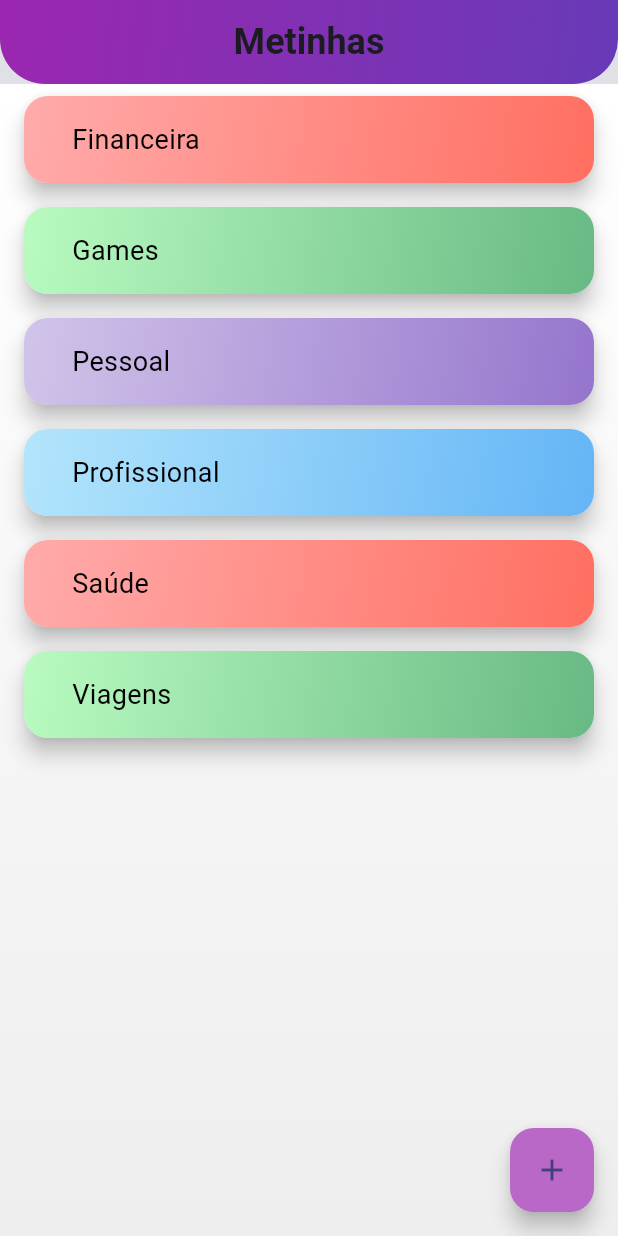
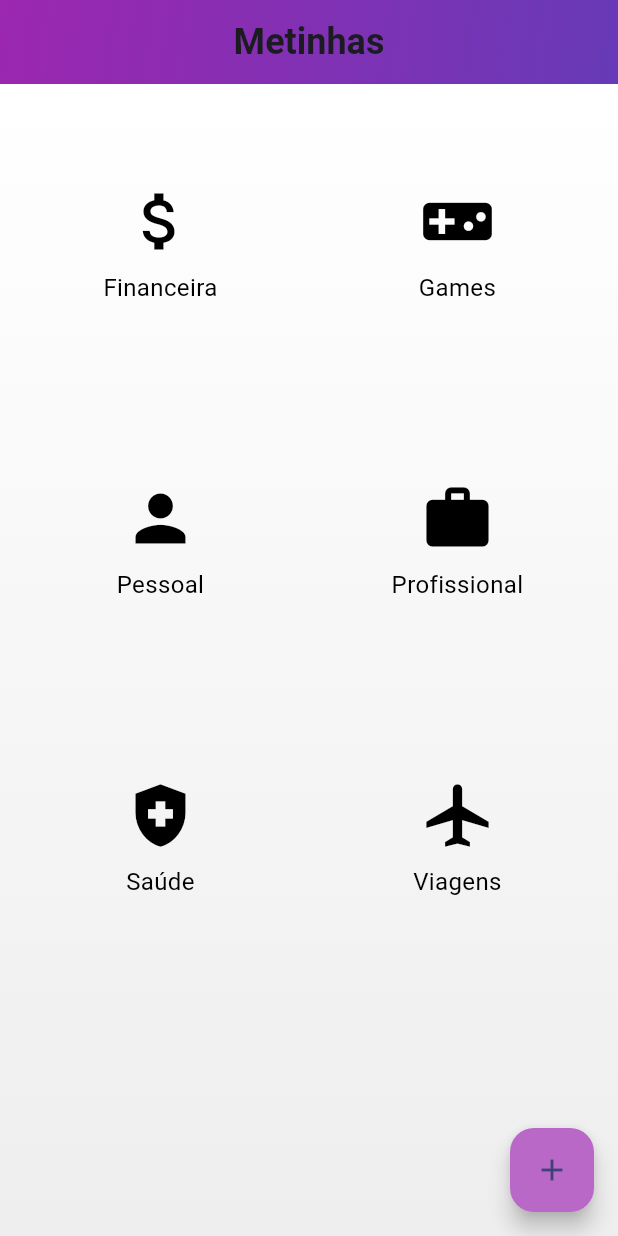
Before and after one commit to GuilhermeAmaroDev/metinhas, a Flutter app: the screen it shows after launch, on a phone screen of 412 x 824 dp. Run offline on Flutter 3.47's test engine with Material 3 defaults, Android fonts, the light colour scheme and no system bars; our stand-ins replace flutter_modular, mobx, sqflite, sqflite_common_ffi; accounts and stored records are empty; generated files the repository leaves out were written again; Roboto replaces fonts that are missing (Poppins).

Commit message:
Ajustes de tela e criação dos icones

```diff
--- a/lib/app/categoria/categoria_model.dart
+++ b/lib/app/categoria/categoria_model.dart
@@ -15,7 +15,7 @@ class Categoria {
     return Categoria(
       id: dto.id,
       nome: dto.nome,
-      icon: null,
+      icon: dto.icon,
       metas: dto.metas.map((metaDto) => Meta.fromDto(metaDto)).toList(),
     );
   }
@@ -24,7 +24,7 @@ class Categoria {
     return CategoriaDto(
       id: id ?? 0,
       nome: nome,
-      icon: icon?.codePoint,
+      icon: icon,
       metas: metas.map((meta) => meta.toDto()).toList(),
     );
   }
--- a/lib/app/categoria/controller/categoria_controller.dart
+++ b/lib/app/categoria/controller/categoria_controller.dart
@@ -13,24 +13,19 @@ class CategoriaController {
     await initializeCategorias();
   }
 
-  void addCategoria(String nome) {
-    final novaCategoria = Categoria(id: 0, nome: nome);
+  void addCategoria(String nome, IconData icon) {
+    final novaCategoria = Categoria(id: 0, nome: nome, icon: icon);
     service.addCategoria(novaCategoria.toDto());
+    categoriasNotifier.add(novaCategoria);
   }
-
-  // void updateCategoria(int index, Categoria categoria) {
-  //   viewModel.notifier.update(index, categoria);
-  // }
-  //
-  // void removeCategoria(int index) {
-  //   service.deletarCategoria();
-  // }
 
   final Map<String, IconData> iconMap = {
     'Pessoal': Icons.person,
     'Financeira': Icons.attach_money,
     'Profissional': Icons.work,
     'Saúde': Icons.health_and_safety,
+    'Games': Icons.videogame_asset,
+    'Viagens': Icons.airplanemode_active,
   };
 
 
--- a/lib/app/categoria/dto/categoria_dto.dart
+++ b/lib/app/categoria/dto/categoria_dto.dart
@@ -1,10 +1,10 @@
-import 'package:flutter/material.dart';
+import 'package:flutter/cupertino.dart';
 import 'package:metinhas/app/metas/dto/metas_dto.dart';
 
 class CategoriaDto {
   final int id;
   final String nome;
-  final int? icon;
+  final IconData? icon;
   final List<MetasDto> metas;
 
   CategoriaDto({
@@ -18,16 +18,16 @@ class CategoriaDto {
     return {
       'id': id,
       'nome': nome,
-      'icon': icon,
+      'icon': icon?.codePoint,
       'metas': metas.map((meta) => meta.toMap()).toList(),
     };
   }
 
   factory CategoriaDto.fromMap(Map<String, dynamic> map) {
     return CategoriaDto(
-      id: map['id'],
-      nome: map['nome'],
-      icon: map['icon'],
+      id: map['id'] as int,
+      nome: map['nome'] as String,
+      icon: map['icon'] != null ? IconData(map['icon'], fontFamily: 'MaterialIcons') : null,
       metas: map['metas'] != null ? (map['metas'] as List).map((metaMap) => MetasDto.fromMap(metaMap)).toList() : [],
     );
   }
--- a/lib/app/categoria/repositories/categoria_repository.dart
+++ b/lib/app/categoria/repositories/categoria_repository.dart
@@ -1,7 +1,7 @@
+import 'package:flutter/material.dart';
 import 'package:metinhas/app/database/base_repository.dart';
 import 'package:sqflite/sqflite.dart';
 import '../dto/categoria_dto.dart';
-
 
 class CategoriaRepository extends BaseRepository<CategoriaDto> {
   CategoriaRepository() : super();
@@ -19,7 +19,7 @@ class CategoriaRepository extends BaseRepository<CategoriaDto> {
       )
     ''');
 
-    batch.execute("INSERT INTO categorias(nome) VALUES ('Profissional'), ('Pessoal'), ('Financeira'), ('Viagens'), ('Saúde'), ('Games')");
+    batch.execute("INSERT INTO categorias(nome, icon) VALUES ('Profissional', ${Icons.work.codePoint}), ('Pessoal', ${Icons.person.codePoint}), ('Financeira', ${Icons.attach_money.codePoint}), ('Viagens', ${Icons.airplanemode_active.codePoint}), ('Saúde', ${Icons.health_and_safety.codePoint}), ('Games', ${Icons.videogame_asset.codePoint})");
   }
 
   @override
@@ -51,7 +51,6 @@ class CategoriaRepository extends BaseRepository<CategoriaDto> {
     );
   }
 
-
   @override
   Future<int> delete(int id) async {
     final dbClient = await database;
@@ -71,5 +70,4 @@ class CategoriaRepository extends BaseRepository<CategoriaDto> {
   Map<String, dynamic> toMap(CategoriaDto dto) {
     return dto.toMap();
   }
-
 }
--- a/lib/app/categoria/tela_principal.dart
+++ b/lib/app/categoria/tela_principal.dart
@@ -37,9 +37,9 @@ class _TelaPrincipalState extends State<TelaPrincipal> {
               begin: Alignment.topLeft,
               end: Alignment.bottomRight,
             ),
-            borderRadius: BorderRadius.vertical(
-              bottom: Radius.circular(30),
-            ),
+            // borderRadius: BorderRadius.vertical(
+            //   bottom: Radius.circular(30),
+            // ),
           ),
         ),
       ),
@@ -63,63 +63,40 @@ class _TelaPrincipalState extends State<TelaPrincipal> {
               );
             }
 
-            return ListView.builder(
+            return GridView.builder(
+              padding: const EdgeInsets.all(16),
+              gridDelegate: const SliverGridDelegateWithFixedCrossAxisCount(
+                crossAxisCount: 2,
+                crossAxisSpacing: 16,
+                mainAxisSpacing: 16,
+              ),
               itemCount: categorias.length,
               itemBuilder: (context, index) {
                 final categoria = categorias[index];
-                return Card(
-                  elevation: 6,
-                  margin: const EdgeInsets.symmetric(vertical: 8, horizontal: 16),
-                  shape: RoundedRectangleBorder(
-                    borderRadius: BorderRadius.circular(16),
-                  ),
-                  child: InkWell(
+                return GestureDetector(
                   onTap: () {
                     Navigator.push(
                       context,
                       MaterialPageRoute(
-                          builder: (context) => MetasPage(
-                          ),
+                        builder: (context) => MetasPage(),
                       ),
                     );
                   },
-                    child: Container(
-                      decoration: BoxDecoration(
-                        gradient: _getCardGradient(index),
-                        borderRadius: BorderRadius.circular(16),
+                  child: Column(
+                    mainAxisAlignment: MainAxisAlignment.center,
+                    children: [
+                      Icon(
+                        categoria.icon,
+                        size: 50,
+                        color: Colors.black,
                       ),
-                      padding: const EdgeInsets.all(16.0),
-                      child: Row(
-                        children: [
-                          if (categoria.icon != null)
-                            Container(
-                              decoration: BoxDecoration(
-                                color: Colors.white,
-                                borderRadius: BorderRadius.circular(16),
-                                boxShadow: [
-                                  BoxShadow(
-                                    color: Colors.grey.withOpacity(0.3),
-                                    spreadRadius: 2,
-                                    blurRadius: 4,
-                                    offset: const Offset(0, 2),
+                      const SizedBox(height: 8),
+                      Text(
+                        categoria.nome,
+                        style: const TextStyle(fontSize: 16, color: Colors.black),
+                        textAlign: TextAlign.center,
                       ),
                     ],
-                              ),
-                              padding: const EdgeInsets.all(8.0),
-                              child: Icon(
-                                categoria.icon,
-                                size: 32,
-                                color: _getIconColor(index),
-                              ),
-                            ),
-                          const SizedBox(width: 16),
-                          Text(
-                            categoria.nome,
-                            style: const TextStyle(fontSize: 18, color: Colors.black),
-                          ),
-                        ],
-                      ),
-                    ),
                   ),
                 );
               },
@@ -135,42 +112,6 @@ class _TelaPrincipalState extends State<TelaPrincipal> {
         child: const Icon(Icons.add),
       ),
     );
-  }
-
-  LinearGradient _getCardGradient(int index) {
-    const gradients = [
-      LinearGradient(
-        colors: [Color(0xFFFFABAB), Color(0xFFFF6F61)], // Light Red
-        begin: Alignment.topLeft,
-        end: Alignment.bottomRight,
-      ),
-      LinearGradient(
-        colors: [Color(0xFFB9FBC0), Color(0xFF68B984)], // Light Green
-        begin: Alignment.topLeft,
-        end: Alignment.bottomRight,
-      ),
-      LinearGradient(
-        colors: [Color(0xFFD1C4E9), Color(0xFF9575CD)], // Light Purple
-        begin: Alignment.topLeft,
-        end: Alignment.bottomRight,
-      ),
-      LinearGradient(
-        colors: [Color(0xFFB3E5FC), Color(0xFF64B5F6)], // Light Blue
-        begin: Alignment.topLeft,
-        end: Alignment.bottomRight,
-      ),
-    ];
-    return gradients[index % gradients.length];
-  }
-
-  Color _getIconColor(int index) {
-    const colors = [
-      Color(0xFFFF6F61), // Light Red
-      Color(0xFF68B984), // Light Green
-      Color(0xFF9575CD), // Light Purple
-      Color(0xFF64B5F6), // Light Blue
-    ];
-    return colors[index % colors.length];
   }
 
   void _showAddCategoriaDialog(BuildContext context) {
@@ -195,16 +136,22 @@ class _TelaPrincipalState extends State<TelaPrincipal> {
               Wrap(
                 spacing: 10,
                 children: [
+                  _buildIconOption(Icons.person, selectedIcon, (icon) {
+                    selectedIcon = icon;
+                  }),
+                  _buildIconOption(Icons.attach_money, selectedIcon, (icon) {
+                    selectedIcon = icon;
+                  }),
                   _buildIconOption(Icons.work, selectedIcon, (icon) {
                     selectedIcon = icon;
                   }),
-                  _buildIconOption(Icons.home, selectedIcon, (icon) {
+                  _buildIconOption(Icons.health_and_safety, selectedIcon, (icon) {
                     selectedIcon = icon;
                   }),
-                  _buildIconOption(Icons.favorite, selectedIcon, (icon) {
+                  _buildIconOption(Icons.videogame_asset, selectedIcon, (icon) {
                     selectedIcon = icon;
                   }),
-                  _buildIconOption(Icons.health_and_safety, selectedIcon, (icon) {
+                  _buildIconOption(Icons.airplanemode_active, selectedIcon, (icon) {
                     selectedIcon = icon;
                   }),
                 ],
@@ -221,9 +168,7 @@ class _TelaPrincipalState extends State<TelaPrincipal> {
             TextButton(
               onPressed: () {
                 if (newCategoriaNome.isNotEmpty && selectedIcon != null) {
-                  controller.categoriasNotifier.add(
-                    Categoria(nome: newCategoriaNome, icon: selectedIcon!),
-                  );
+                  controller.addCategoria(newCategoriaNome, selectedIcon!);
                 }
                 Navigator.of(context).pop();
               },
@@ -239,6 +184,7 @@ class _TelaPrincipalState extends State<TelaPrincipal> {
     return GestureDetector(
       onTap: () {
         onSelected(icon);
+        setState(() {});
       },
       child: Container(
         decoration: BoxDecoration(
```
Lines whose indentation alone changed are shown as unchanged.
